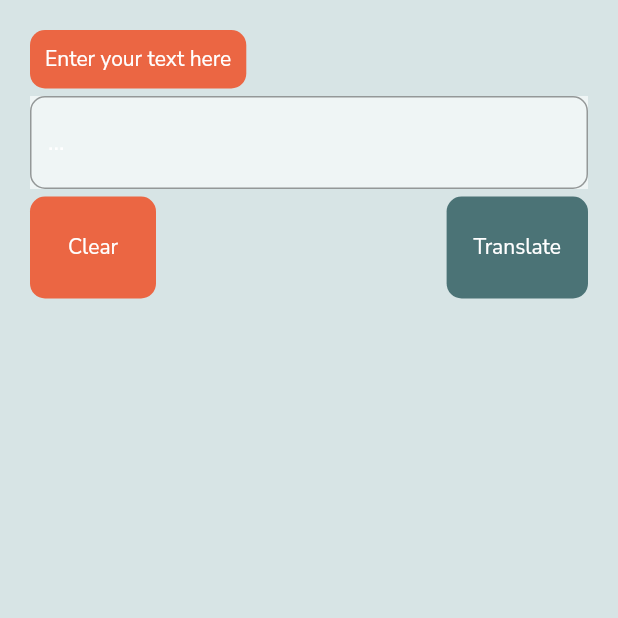
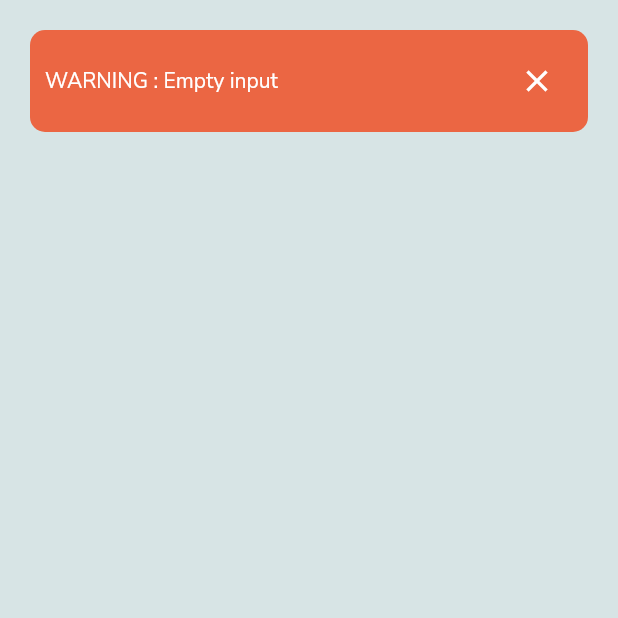
Before and after one commit to Abhinavxox/Emoji-Translator, a Flutter app: the screen it shows after launch, on a phone screen of 412 x 824 dp, the top half of it. Run offline on Flutter 3.47's test engine with Material 2 defaults, Android fonts, the phone set to English and light mode, and no system bars.

Commit message:
<addition>:[Added error box ui]

```diff
--- a/lib/views/home.dart
+++ b/lib/views/home.dart
@@ -1,5 +1,6 @@
 import 'package:emoji_translator/views/widgets/input.dart';
 import 'package:flutter/material.dart';
+import 'package:emoji_translator/views/widgets/error_box.dart';
 
 class Homepage extends StatefulWidget{
   @override
@@ -15,7 +16,7 @@ class _HomepageState extends State<Homepage> {
       child: Column(
         children: <Widget>[
           Container(
-            child: InputBox(),
+            child: Errorbox(),
           ),
         ],
       ),
--- /dev/null
+++ b/lib/views/widgets/error_box.dart
@@ -0,0 +1,41 @@
+import 'package:flutter/material.dart';
+
+class Errorbox extends StatefulWidget {
+
+  @override
+  State<Errorbox> createState() => _ErrorboxState();
+}
+
+class _ErrorboxState extends State<Errorbox> {
+  @override
+  Widget build(BuildContext context) {
+    return Container(
+      //error message box with a cross button
+      child: Container(
+        margin: EdgeInsets.only(bottom: 5),
+        padding: EdgeInsets.all(10),
+        decoration: BoxDecoration(
+          color: Color(0xFFBEB6440),
+          borderRadius: BorderRadius.circular(10),
+        ),
+        child: Row(
+          mainAxisAlignment: MainAxisAlignment.spaceBetween,
+          children: [
+            Text('WARNING : Empty input',
+              style: TextStyle(
+                color: Colors.white,
+              ),
+            ),
+            Container(
+              child: IconButton(
+                icon: Icon(Icons.close),
+                color: Colors.white,
+                onPressed: () {},
+              ),
+            ),
+          ],
+        ),
+      ),
+    );
+  }
+}
```
